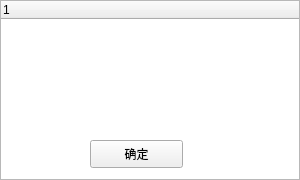
The window that snake/rankwidget.ui (licao2998/535-project) describes before a commit, drawn with Qt 5.
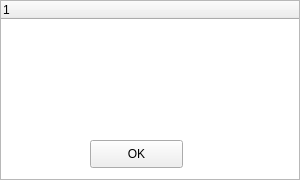
The same window after the commit.

What changed in the file:
```diff
--- a/snake/rankwidget.ui
+++ b/snake/rankwidget.ui
@@ -41,7 +41,7 @@
     </rect>
    </property>
    <property name="text">
-    <string>确定</string>
+    <string>OK</string>
    </property>
   </widget>
  </widget>
```
